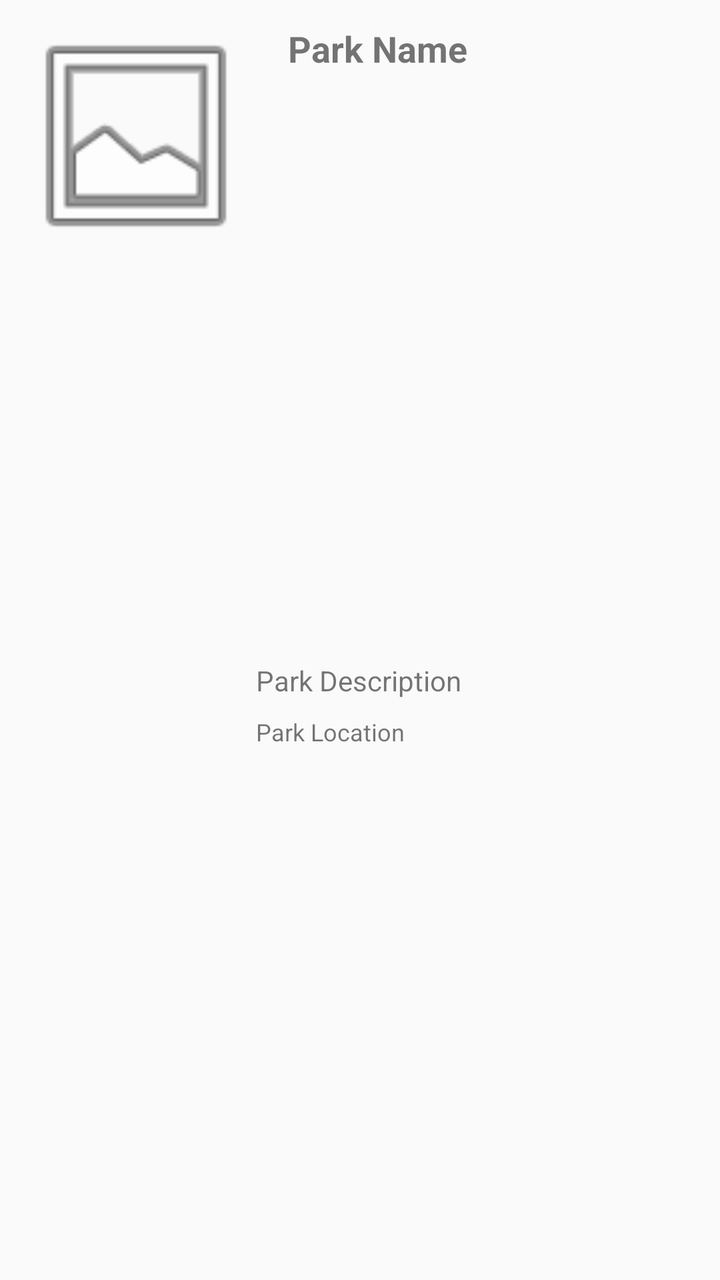
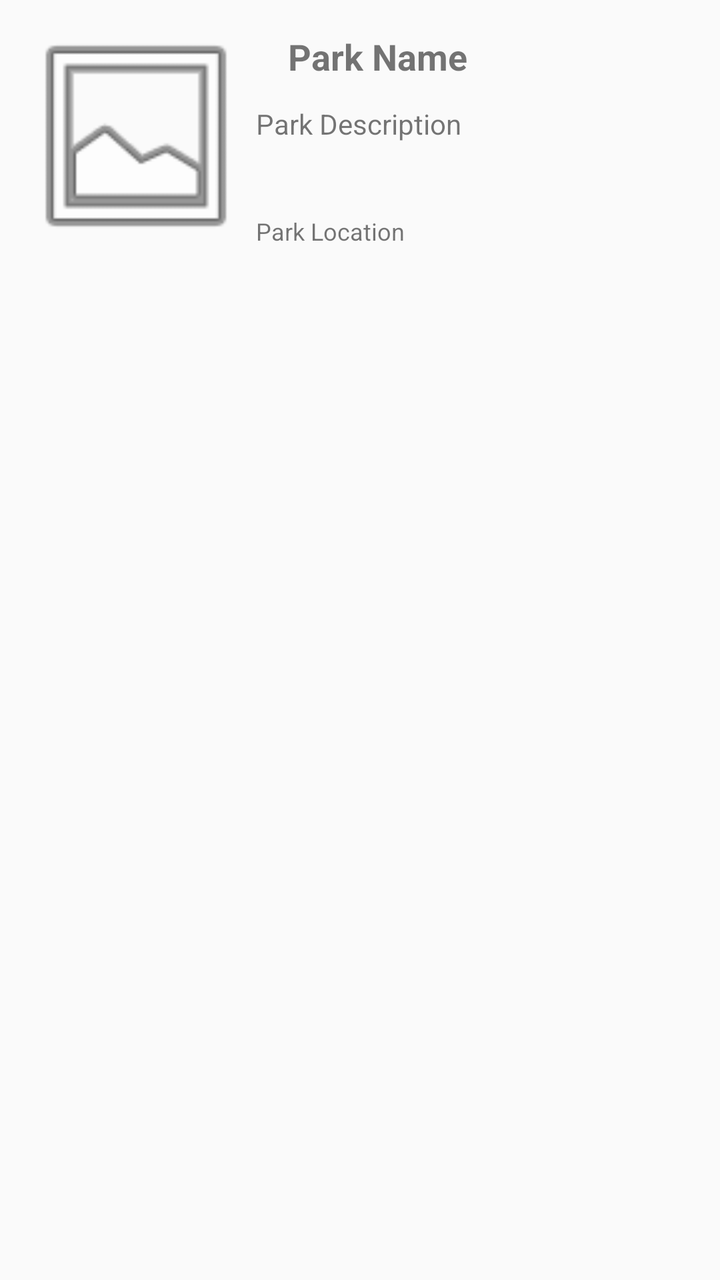

The first picture is an Android layout as it rendered before a commit; the second is the same layout after the commit. The layout source and the unified diff follow.
<!-- AndroidManifest.xml: application theme AppTheme -->
<!-- res/layout/fragment_national_park.xml -->
<?xml version="1.0" encoding="utf-8"?>
<androidx.constraintlayout.widget.ConstraintLayout xmlns:android="http://schemas.android.com/apk/res/android"
    xmlns:app="http://schemas.android.com/apk/res-auto"
    xmlns:tools="http://schemas.android.com/tools"
    android:id="@+id/linearLayout"
    android:layout_width="match_parent"
    android:layout_height="wrap_content"
    android:padding="8dp"
    android:clipToPadding="false">

    <ImageView
        android:id="@+id/park_image"
        android:layout_width="120dp"
        android:layout_height="120dp"
        android:contentDescription="Park Image"
        android:scaleType="centerCrop"
        app:layout_constraintTop_toTopOf="parent"
        app:layout_constraintStart_toStartOf="parent"
        app:srcCompat="@android:drawable/ic_menu_gallery" />

    <TextView
        android:id="@+id/park_name"
        android:text="Park Name"
        android:textStyle="bold"
        android:textSize="18sp"
        android:layout_width="0dp"
        android:layout_height="wrap_content"
        android:layout_marginStart="16dp"
        android:layout_marginTop="4dp"
        app:layout_constraintTop_toTopOf="parent"
        app:layout_constraintStart_toEndOf="@+id/park_image"
        app:layout_constraintEnd_toEndOf="parent" />

    <TextView
        android:id="@+id/park_description"
        android:text="Park Description"
        android:textSize="14sp"
        android:layout_width="0dp"
        android:layout_height="wrap_content"
        android:layout_marginTop="12dp"
        android:maxLines="3"
        android:ellipsize="end"
        app:layout_constraintTop_toBottomOf="@+id/park_name"
        app:layout_constraintStart_toEndOf="@+id/park_image"
        app:layout_constraintEnd_toEndOf="parent"
        app:layout_constraintBottom_toBottomOf="parent"
        app:layout_constraintHorizontal_bias="0" />

    <TextView
        android:id="@+id/park_location"
        android:text="Park Location"
        android:textSize="12sp"
        android:layout_width="0dp"
        android:layout_height="wrap_content"
        android:layout_marginTop="8dp"
        app:layout_constraintTop_toBottomOf="@id/park_description"
        app:layout_constraintStart_toEndOf="@+id/park_image"
        app:layout_constraintEnd_toEndOf="parent"
        app:layout_constraintHorizontal_bias="0" />

</androidx.constraintlayout.widget.ConstraintLayout>
<!-- resources referenced by this layout -->
<resources>
  <style name="AppTheme" parent="Theme.AppCompat.Light.DarkActionBar">
          
          <item name="colorPrimary">@color/colorPrimary</item>
          <item name="colorPrimaryDark">@color/colorPrimaryDark</item>
          <item name="colorAccent">@color/colorAccent</item>
      </style>
  <color name="colorPrimary">#6200EE</color>
  <color name="colorPrimaryDark">#3700B3</color>
  <color name="colorAccent">#03DAC5</color>
</resources>

<!-- the commit's change to res/layout/fragment_national_park.xml (unified diff, before → after) -->
@@ -14,48 +14,50 @@
         android:layout_height="120dp"
         android:contentDescription="Park Image"
         android:scaleType="centerCrop"
+        app:layout_constraintStart_toStartOf="parent"
         app:layout_constraintTop_toTopOf="parent"
-        app:layout_constraintStart_toStartOf="parent"
         app:srcCompat="@android:drawable/ic_menu_gallery" />
 
     <TextView
         android:id="@+id/park_name"
-        android:text="Park Name"
-        android:textStyle="bold"
-        android:textSize="18sp"
         android:layout_width="0dp"
         android:layout_height="wrap_content"
         android:layout_marginStart="16dp"
-        android:layout_marginTop="4dp"
-        app:layout_constraintTop_toTopOf="parent"
+        android:layout_marginTop="8dp"
+        android:text="Park Name"
+        android:textSize="18sp"
+        android:textStyle="bold"
+        app:layout_constraintEnd_toEndOf="parent"
+        app:layout_constraintHorizontal_bias="0.0"
         app:layout_constraintStart_toEndOf="@+id/park_image"
-        app:layout_constraintEnd_toEndOf="parent" />
+        app:layout_constraintTop_toTopOf="parent" />
 
     <TextView
         android:id="@+id/park_description"
-        android:text="Park Description"
-        android:textSize="14sp"
         android:layout_width="0dp"
         android:layout_height="wrap_content"
         android:layout_marginTop="12dp"
+        android:ellipsize="end"
         android:maxLines="3"
-        android:ellipsize="end"
+        android:text="Park Description"
+        android:textSize="14sp"
+        app:layout_constraintBottom_toBottomOf="parent"
+        app:layout_constraintEnd_toEndOf="parent"
+        app:layout_constraintHorizontal_bias="1.0"
+        app:layout_constraintStart_toEndOf="@+id/park_image"
         app:layout_constraintTop_toBottomOf="@+id/park_name"
-        app:layout_constraintStart_toEndOf="@+id/park_image"
-        app:layout_constraintEnd_toEndOf="parent"
-        app:layout_constraintBottom_toBottomOf="parent"
-        app:layout_constraintHorizontal_bias="0" />
+        app:layout_constraintVertical_bias="0.0" />
 
     <TextView
         android:id="@+id/park_location"
+        android:layout_width="0dp"
+        android:layout_height="wrap_content"
+        android:layout_marginTop="36dp"
         android:text="Park Location"
         android:textSize="12sp"
-        android:layout_width="0dp"
-        android:layout_height="wrap_content"
-        android:layout_marginTop="8dp"
-        app:layout_constraintTop_toBottomOf="@id/park_description"
+        app:layout_constraintEnd_toEndOf="parent"
+        app:layout_constraintHorizontal_bias="0.0"
         app:layout_constraintStart_toEndOf="@+id/park_image"
-        app:layout_constraintEnd_toEndOf="parent"
-        app:layout_constraintHorizontal_bias="0" />
+        app:layout_constraintTop_toBottomOf="@id/park_description" />
 
 </androidx.constraintlayout.widget.ConstraintLayout>
